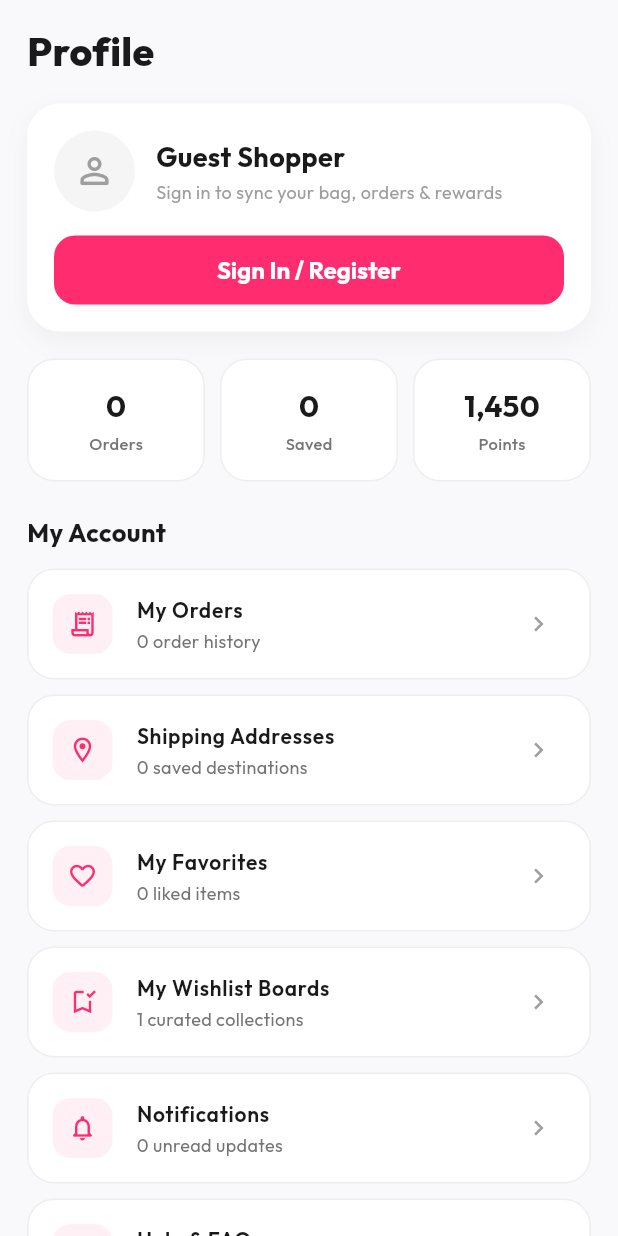
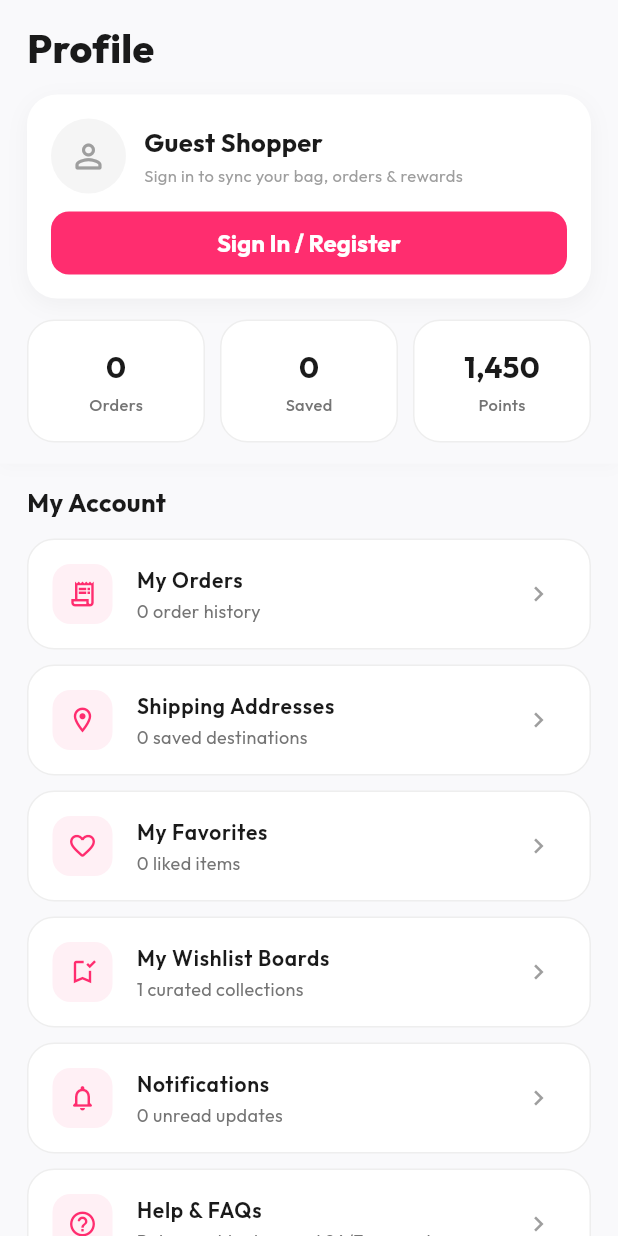
Before and after one commit to Phannoet-GH/e-commerse_mobile-app, a Flutter app: the ProfileScreen screen opened directly, on a phone screen of 412 x 824 dp. Run offline on Flutter 3.47's test engine with Material 3 defaults, Android fonts, the phone set to English and light mode, and no system bars; our stand-ins replace device_preview, google_fonts, shared_preferences; accounts and stored records are empty; network calls fail.

Commit message:
feat(profile): pin header and stats (non-scrollable), make only My Account menu scrollable

```diff
--- a/lib/presentation/account/profile_screen.dart
+++ b/lib/presentation/account/profile_screen.dart
@@ -124,8 +124,22 @@ class ProfileScreen extends StatelessWidget {
       backgroundColor: const Color(0xFFF9F9FB),
       body: SafeArea(
         bottom: false,
-        child: SingleChildScrollView(
-          padding: const EdgeInsets.fromLTRB(18, 16, 18, 110),
+        child: Column(
+          crossAxisAlignment: CrossAxisAlignment.start,
+          children: [
+            // 📌 1. PINNED NON-SCROLLABLE PROFILE HEADER & STATS
+            Container(
+              padding: const EdgeInsets.fromLTRB(18, 14, 18, 14),
+              decoration: BoxDecoration(
+                color: const Color(0xFFF9F9FB),
+                boxShadow: [
+                  BoxShadow(
+                    color: Colors.black.withValues(alpha: 0.02),
+                    blurRadius: 8,
+                    offset: const Offset(0, 3),
+                  ),
+                ],
+              ),
               child: Column(
                 crossAxisAlignment: CrossAxisAlignment.start,
                 children: [
@@ -149,19 +163,19 @@ class ProfileScreen extends StatelessWidget {
                         ),
                     ],
                   ),
-              const SizedBox(height: 16),
+                  const SizedBox(height: 12),
 
                   // Profile / Guest Banner Card
                   Container(
-                padding: const EdgeInsets.all(18),
+                    padding: const EdgeInsets.all(16),
                     decoration: BoxDecoration(
                       color: Colors.white,
-                  borderRadius: BorderRadius.circular(22),
+                      borderRadius: BorderRadius.circular(20),
                       boxShadow: [
                         BoxShadow(
                           color: Colors.black.withValues(alpha: 0.04),
-                      blurRadius: 14,
-                      offset: const Offset(0, 6),
+                          blurRadius: 12,
+                          offset: const Offset(0, 4),
                         ),
                       ],
                     ),
@@ -169,8 +183,8 @@ class ProfileScreen extends StatelessWidget {
                         ? Row(
                             children: [
                               Container(
-                            width: 64,
-                            height: 64,
+                                width: 56,
+                                height: 56,
                                 decoration: const BoxDecoration(
                                   shape: BoxShape.circle,
                                   gradient: LinearGradient(
@@ -182,13 +196,13 @@ class ProfileScreen extends StatelessWidget {
                                     session.userName.isNotEmpty ? session.userName[0].toUpperCase() : 'U',
                                     style: const TextStyle(
                                       color: Colors.white,
-                                  fontSize: 24,
+                                      fontSize: 22,
                                       fontWeight: FontWeight.bold,
                                     ),
                                   ),
                                 ),
                               ),
-                          const SizedBox(width: 16),
+                              const SizedBox(width: 14),
                               Expanded(
                                 child: Column(
                                   crossAxisAlignment: CrossAxisAlignment.start,
@@ -196,22 +210,24 @@ class ProfileScreen extends StatelessWidget {
                                     Text(
                                       session.userName,
                                       style: const TextStyle(
-                                    fontSize: 18,
+                                        fontSize: 17,
                                         fontWeight: FontWeight.bold,
                                         color: Color(0xFF1A1A1A),
                                       ),
                                     ),
-                                const SizedBox(height: 3),
+                                    const SizedBox(height: 2),
                                     Text(
                                       session.userEmail,
                                       style: TextStyle(
                                         fontSize: 12,
                                         color: Colors.grey.shade600,
                                       ),
+                                      maxLines: 1,
+                                      overflow: TextOverflow.ellipsis,
                                     ),
-                                const SizedBox(height: 8),
+                                    const SizedBox(height: 6),
                                     Container(
-                                  padding: const EdgeInsets.symmetric(horizontal: 10, vertical: 4),
+                                      padding: const EdgeInsets.symmetric(horizontal: 10, vertical: 3),
                                       decoration: BoxDecoration(
                                         color: const Color(0xFFFFF0F5),
                                         borderRadius: BorderRadius.circular(999),
@@ -236,43 +252,43 @@ class ProfileScreen extends StatelessWidget {
                               Row(
                                 children: [
                                   Container(
-                                width: 54,
-                                height: 54,
+                                    width: 50,
+                                    height: 50,
                                     decoration: BoxDecoration(
                                       color: Colors.grey.shade100,
                                       shape: BoxShape.circle,
                                     ),
-                                child: const Icon(Icons.person_outline_rounded, color: Colors.grey, size: 28),
+                                    child: const Icon(Icons.person_outline_rounded, color: Colors.grey, size: 26),
                                   ),
-                              const SizedBox(width: 14),
+                                  const SizedBox(width: 12),
                                   const Expanded(
                                     child: Column(
                                       crossAxisAlignment: CrossAxisAlignment.start,
                                       children: [
                                         Text(
                                           'Guest Shopper',
-                                      style: TextStyle(fontSize: 18, fontWeight: FontWeight.bold),
+                                          style: TextStyle(fontSize: 17, fontWeight: FontWeight.bold),
                                         ),
                                         SizedBox(height: 2),
                                         Text(
                                           'Sign in to sync your bag, orders & rewards',
-                                      style: TextStyle(fontSize: 12, color: Colors.grey),
+                                          style: TextStyle(fontSize: 11, color: Colors.grey),
                                         ),
                                       ],
                                     ),
                                   ),
                                 ],
                               ),
-                          const SizedBox(height: 16),
+                              const SizedBox(height: 12),
                               SizedBox(
                                 width: double.infinity,
-                            height: 46,
+                                height: 42,
                                 child: ElevatedButton(
                                   onPressed: () => context.read<SessionProvider>().openSignIn(),
                                   style: ElevatedButton.styleFrom(
                                     backgroundColor: const Color(0xFFFF2D6F),
                                     shape: RoundedRectangleBorder(
-                                  borderRadius: BorderRadius.circular(14),
+                                      borderRadius: BorderRadius.circular(12),
                                     ),
                                   ),
                                   child: const Text('Sign In / Register', style: TextStyle(fontWeight: FontWeight.bold)),
@@ -281,7 +297,7 @@ class ProfileScreen extends StatelessWidget {
                             ],
                           ),
                   ),
-              const SizedBox(height: 18),
+                  const SizedBox(height: 14),
 
                   // Stats Row
                   Row(
@@ -313,9 +329,17 @@ class ProfileScreen extends StatelessWidget {
                       ),
                     ],
                   ),
-              const SizedBox(height: 22),
+                ],
+              ),
+            ),
 
-              // Menu List
+            // ↕️ 2. SCROLLABLE CONTENT (STARTING ONLY FROM "MY ACCOUNT")
+            Expanded(
+              child: SingleChildScrollView(
+                padding: const EdgeInsets.fromLTRB(18, 14, 18, 110),
+                child: Column(
+                  crossAxisAlignment: CrossAxisAlignment.start,
+                  children: [
                     const Text(
                       'My Account',
                       style: TextStyle(
@@ -446,6 +470,9 @@ class ProfileScreen extends StatelessWidget {
                 ),
               ),
             ),
+          ],
+        ),
+      ),
     );
   }
 
```
Lines whose indentation alone changed are shown as unchanged.
